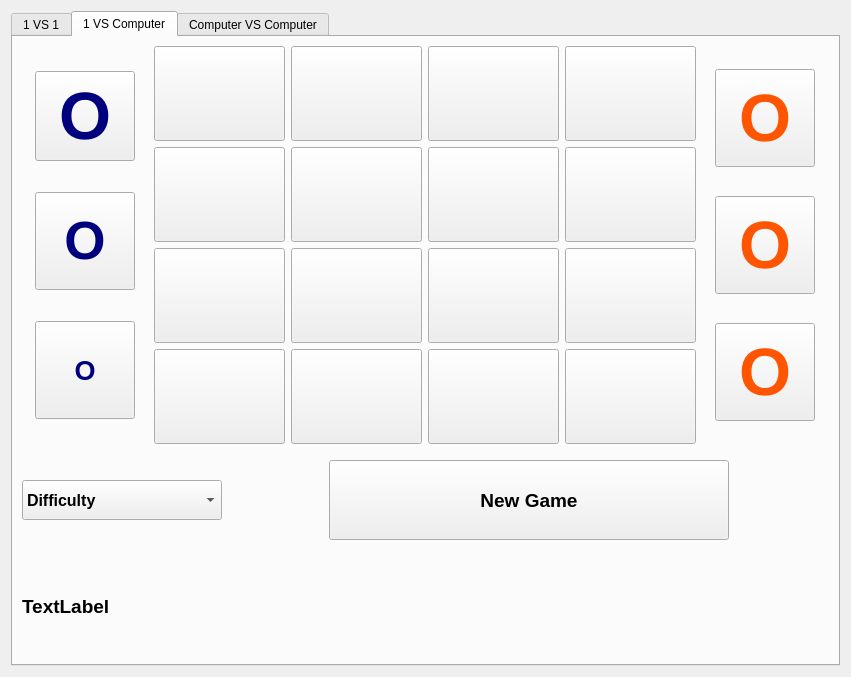
This is app.ui in MaZeNHeKaL29/Gobblet-AI-Player as Qt 5 draws it before an edit. The edited form follows.
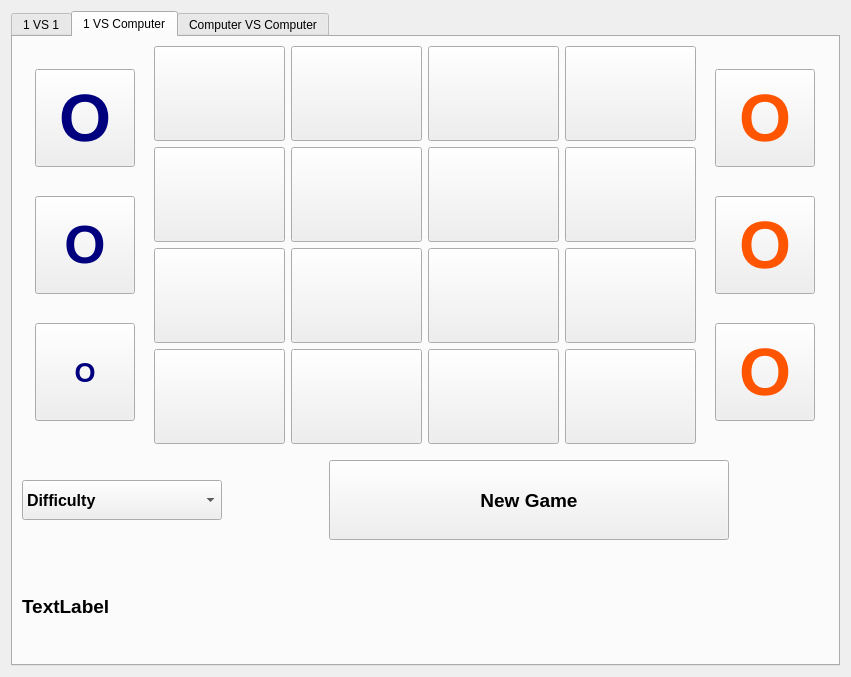
This is the edited form. The open tabs and pages were chosen to show the change.

Patch:
```diff
--- a/app.ui
+++ b/app.ui
@@ -839,7 +839,13 @@
                  <property name="minimumSize">
                   <size>
                    <width>100</width>
-                   <height>90</height>
+                   <height>98</height>
+                  </size>
+                 </property>
+                 <property name="maximumSize">
+                  <size>
+                   <width>100</width>
+                   <height>98</height>
                   </size>
                  </property>
                  <property name="font">
```
Left out of the diff: 2 changed lines with no effect on the pictures.
